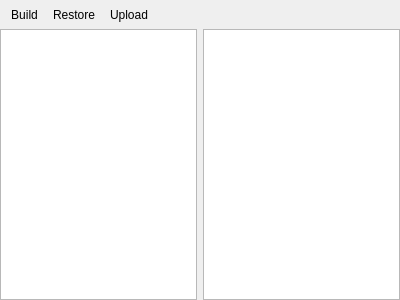
First picture: the form in ImagingS/Gui/uic/CodePage.ui, repository StardustDL/ImagingS, before the edit.
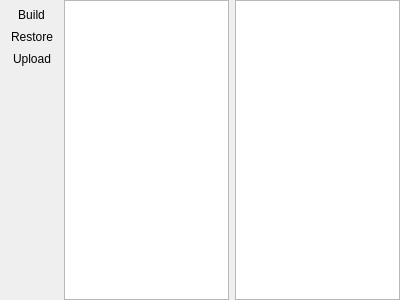
Second picture: the form after the edit.

What changed in the file:
```diff
--- a/ImagingS/Gui/uic/CodePage.ui
+++ b/ImagingS/Gui/uic/CodePage.ui
@@ -13,7 +13,7 @@
   <property name="windowTitle">
    <string>Code</string>
   </property>
-  <layout class="QVBoxLayout" name="verticalLayout">
+  <layout class="QHBoxLayout" name="horizontalLayout">
    <property name="spacing">
     <number>0</number>
    </property>
@@ -34,6 +34,9 @@
      <property name="windowTitle">
       <string>Code Tool Box</string>
      </property>
+     <property name="orientation">
+      <enum>Qt::Vertical</enum>
+     </property>
      <addaction name="actBuild"/>
      <addaction name="actRestore"/>
      <addaction name="actUpload"/>
```
